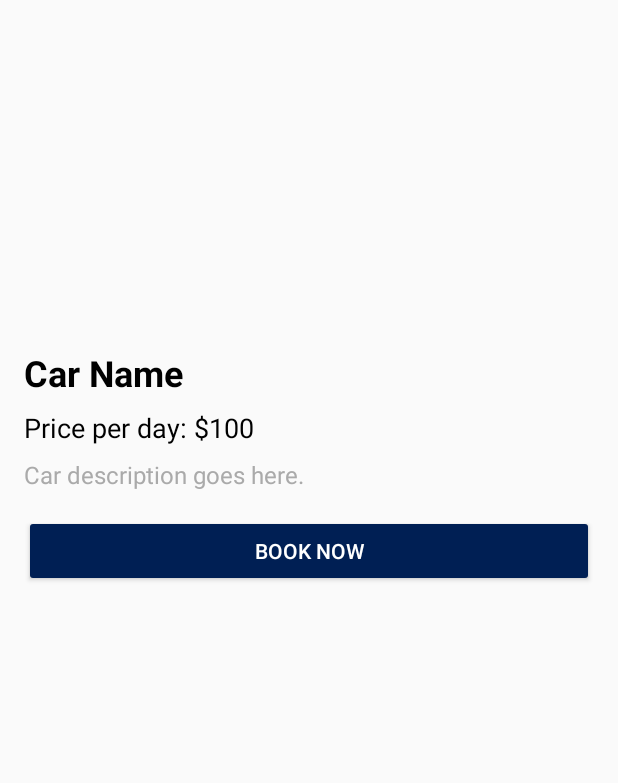
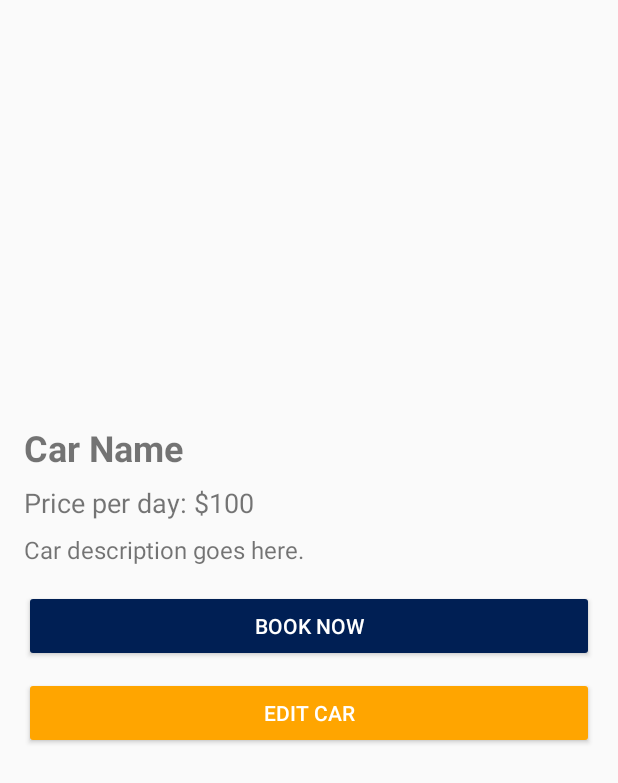
Before and after one commit to Carlover21/RH_Rentals, an Android app built with Jetpack Compose: the layout activity_car_detail.xml on its own in the app's theme, with its tools: preview values and no code run, on a phone screen of 412 x 824 dp. Shown: the top 783 px of the screen. Run offline under Robolectric (Android 15) with nearby library versions, the phone set to English and light mode, and no system bars.

Commit message:
Fixes: - Fixed `CarDetailActivity` to correctly pass `carId` and `carPrice` to `EditCarActivity`. - Ensured `EditCarActivity` is correctly declared in `AndroidManifest.xml`. - Resolved issue where `btnEditCar` would not open `EditCarActivity`. Enhancements: - `EditCarActivity` now allows editing car details properly. - Added validation to prevent saving empty fields. - Ensured car price displays correctly and avoids null values. - Improved `DatabaseHelper` to maintain existing images if not changed.
 Known Issues (To Fix Next):
- Image selection is missing in `EditCarActivity`.
- If no changes are made and "Save Changes" is clicked, images disappear.
- Need to add a "Car Info" section to edit additional details.

```diff
--- a/app/src/main/java/com/rh/rentals/CarAdapter.java
+++ b/app/src/main/java/com/rh/rentals/CarAdapter.java
@@ -10,7 +10,7 @@ import android.widget.Button;
 import android.widget.TextView;
 import androidx.annotation.NonNull;
 import androidx.recyclerview.widget.RecyclerView;
-import androidx.viewpager2.widget.ViewPager2; // ✅ Ensure ViewPager2 is used
+import androidx.viewpager2.widget.ViewPager2; // ✅ Ensure ViewPager2 is imported
 import java.util.ArrayList;
 import java.util.Arrays;
 import java.util.List;
@@ -58,9 +58,10 @@ public class CarAdapter extends RecyclerView.Adapter<CarAdapter.CarViewHolder> {
         // Handle Click to View Car Details
         holder.itemView.setOnClickListener(v -> {
             Intent intent = new Intent(context, CarDetailActivity.class);
+            intent.putExtra("carId", car.getId());
             intent.putExtra("carName", car.getName());
             intent.putExtra("carPrice", car.getPrice());
-            intent.putExtra("carImages", car.getImageUris()); // Send images as string
+            intent.putExtra("carImages", car.getImageUris());
             context.startActivity(intent);
         });
     }
--- a/app/src/main/java/com/rh/rentals/ImagePagerAdapter.java
+++ b/app/src/main/java/com/rh/rentals/ImagePagerAdapter.java
@@ -8,7 +8,7 @@ import android.view.ViewGroup;
 import android.widget.ImageView;
 import androidx.annotation.NonNull;
 import androidx.recyclerview.widget.RecyclerView;
-import com.bumptech.glide.Glide; // ✅ Ensure Glide is imported
+import com.bumptech.glide.Glide;
 import java.util.List;
 
 public class ImagePagerAdapter extends RecyclerView.Adapter<ImagePagerAdapter.ViewHolder> {
--- a/app/src/main/res/layout/activity_car_detail.xml
+++ b/app/src/main/res/layout/activity_car_detail.xml
@@ -3,17 +3,17 @@
     android:layout_height="match_parent"
     android:fillViewport="true">
 
-    <LinearLayout
+    <LinearLayout xmlns:android="http://schemas.android.com/apk/res/android"
         android:layout_width="match_parent"
-        android:layout_height="wrap_content"
+        android:layout_height="match_parent"
         android:orientation="vertical"
         android:padding="16dp">
 
-        <!-- Image slider -->
-        <androidx.viewpager.widget.ViewPager
+        <!-- ✅ Fix ViewPager2 -->
+        <androidx.viewpager2.widget.ViewPager2
             android:id="@+id/viewPager"
             android:layout_width="match_parent"
-            android:layout_height="200dp"
+            android:layout_height="250dp"
             android:layout_marginBottom="16dp" />
 
         <!-- Car Name -->
@@ -24,8 +24,7 @@
             android:text="Car Name"
             android:textSize="24sp"
             android:textStyle="bold"
-            android:layout_marginBottom="8dp"
-            android:textColor="@android:color/black" />
+            android:layout_marginBottom="8dp" />
 
         <!-- Car Price -->
         <TextView
@@ -34,8 +33,7 @@
             android:layout_height="wrap_content"
             android:text="Price per day: $100"
             android:textSize="18sp"
-            android:layout_marginBottom="8dp"
-            android:textColor="@android:color/black" />
+            android:layout_marginBottom="8dp" />
 
         <!-- Car Description -->
         <TextView
@@ -44,18 +42,30 @@
             android:layout_height="wrap_content"
             android:text="Car description goes here."
             android:textSize="16sp"
-            android:layout_marginBottom="16dp"
-            android:textColor="@android:color/darker_gray" />
+            android:layout_marginBottom="16dp" />
 
         <!-- Book Now Button -->
         <Button
             android:id="@+id/btnBookNow"
             android:layout_width="match_parent"
             android:layout_height="wrap_content"
-            android:text="Book Now"
+            android:text="BOOK NOW"
             android:backgroundTint="#001F54"
+            android:textColor="@android:color/white"
+            android:padding="12dp"
+            android:elevation="4dp"
+            android:layout_marginBottom="10dp" />
+
+        <!-- Edit Car Button -->
+        <Button
+            android:id="@+id/btnEditCar"
+            android:layout_width="match_parent"
+            android:layout_height="wrap_content"
+            android:text="EDIT CAR"
+            android:backgroundTint="#FFA500"
             android:textColor="@android:color/white"
             android:padding="12dp"
             android:elevation="4dp" />
     </LinearLayout>
+
 </ScrollView>
--- a/app/src/main/res/layout/item_car.xml
+++ b/app/src/main/res/layout/item_car.xml
@@ -5,11 +5,12 @@
     android:padding="16dp">
 
     <!-- Image Slider -->
-    <androidx.viewpager.widget.ViewPager
+    <androidx.viewpager2.widget.ViewPager2
         android:id="@+id/viewPagerCarImages"
         android:layout_width="match_parent"
         android:layout_height="200dp"
-        android:layout_marginBottom="8dp" />
+        android:layout_marginBottom="16dp" />
+
 
     <!-- Car Name -->
     <TextView
```
Also changed, not shown: app/src/main/AndroidManifest.xml (+12 -6 lines), app/src/main/java/com/rh/rentals/AddCarActivity.java (+51 -11 lines), app/src/main/java/com/rh/rentals/CarDetailActivity.java (+45 -10 lines), app/src/main/java/com/rh/rentals/DatabaseHelper.java (+44 -1 lines), app/src/main/java/com/rh/rentals/EditCarActivity.java (added, +58 -0 lines), app/src/main/res/layout/activity_edit_car.xml (added, +54 -0 lines).
